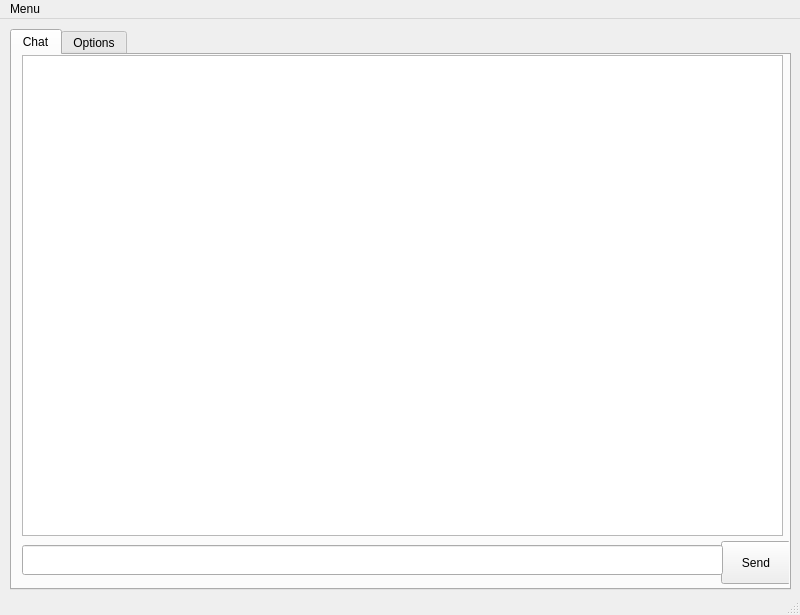
First picture: the form in GUI/clientgui.ui, repository absolution/Month-2--Chat-Client-, before the edit.
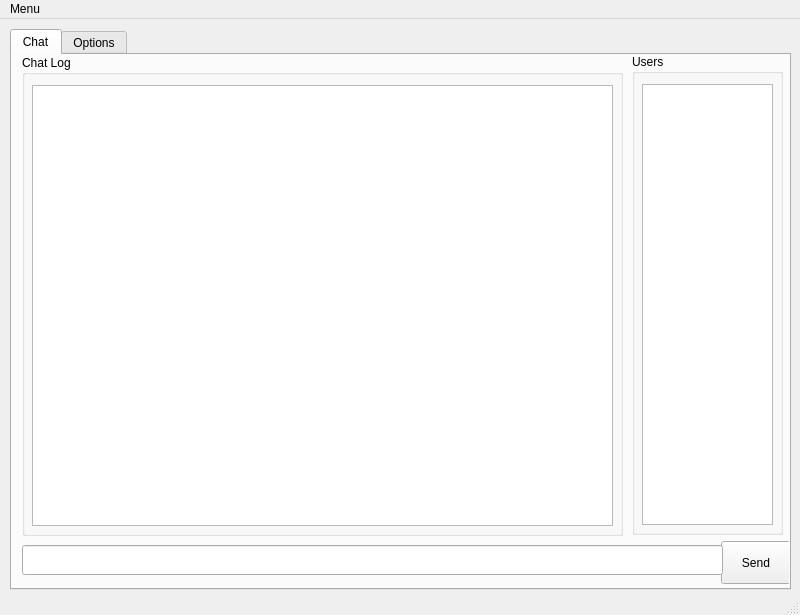
Second picture: the form after the edit.

Patch:
```diff
--- a/GUI/clientgui.ui
+++ b/GUI/clientgui.ui
@@ -53,18 +53,54 @@
        </rect>
       </property>
      </widget>
-     <widget class="QTextEdit" name="teChatLog">
+     <widget class="QGroupBox" name="groupBox">
+      <property name="geometry">
+       <rect>
+        <x>620</x>
+        <y>-1</y>
+        <width>151</width>
+        <height>481</height>
+       </rect>
+      </property>
+      <property name="title">
+       <string>Users</string>
+      </property>
+      <widget class="QListWidget" name="qlwUsers">
+       <property name="geometry">
+        <rect>
+         <x>10</x>
+         <y>30</y>
+         <width>131</width>
+         <height>441</height>
+        </rect>
+       </property>
+      </widget>
+     </widget>
+     <widget class="QGroupBox" name="groupBox_2">
       <property name="geometry">
        <rect>
         <x>10</x>
         <y>0</y>
-        <width>761</width>
+        <width>601</width>
         <height>481</height>
        </rect>
       </property>
-      <property name="readOnly">
-       <bool>true</bool>
+      <property name="title">
+       <string>Chat Log</string>
       </property>
+      <widget class="QTextEdit" name="teChatLog">
+       <property name="geometry">
+        <rect>
+         <x>10</x>
+         <y>30</y>
+         <width>581</width>
+         <height>441</height>
+        </rect>
+       </property>
+       <property name="readOnly">
+        <bool>true</bool>
+       </property>
+      </widget>
      </widget>
     </widget>
     <widget class="QWidget" name="tabOptions">
```
